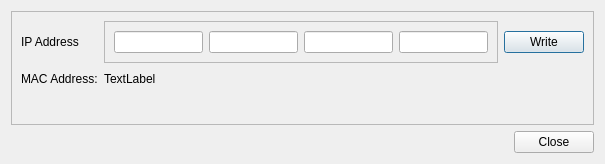
The window that KV0S/HPSDRProgrammer_V2/addressdialog.ui (TAPR/OpenHPSDR-SVN) describes before a commit, drawn with Qt 5.
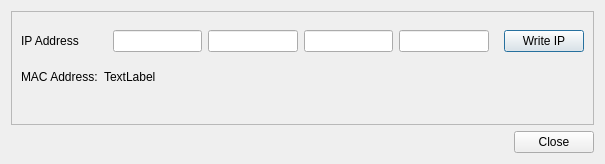
The same window after the commit.

The edit to the form file:
```diff
--- a/KV0S/HPSDRProgrammer_V2/addressdialog.ui
+++ b/KV0S/HPSDRProgrammer_V2/addressdialog.ui
@@ -28,10 +28,13 @@
         <item row="0" column="1" colspan="2">
          <widget class="QFrame" name="frame_2">
           <property name="frameShape">
-           <enum>QFrame::StyledPanel</enum>
+           <enum>QFrame::Panel</enum>
           </property>
           <property name="frameShadow">
-           <enum>QFrame::Raised</enum>
+           <enum>QFrame::Plain</enum>
+          </property>
+          <property name="lineWidth">
+           <number>0</number>
           </property>
           <layout class="QGridLayout" name="gridLayout_4">
            <item row="0" column="0">
@@ -56,7 +59,7 @@
         <item row="0" column="3">
          <widget class="QPushButton" name="writeButton">
           <property name="text">
-           <string>Write</string>
+           <string>Write IP</string>
           </property>
          </widget>
         </item>
```
Left out of the diff: 3 changed lines with no effect on the pictures.
